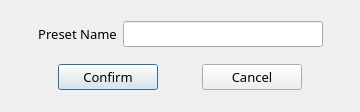
Before: the Qt Designer form src/preset-dialog.ui in sc0000/hfmdd-video-system, drawn with Qt 5.
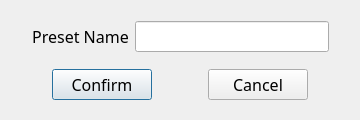
After: the same form once the commit is applied.

```diff
--- a/src/preset-dialog.ui
+++ b/src/preset-dialog.ui
@@ -7,7 +7,7 @@
     <x>0</x>
     <y>0</y>
     <width>360</width>
-    <height>112</height>
+    <height>120</height>
    </rect>
   </property>
   <property name="minimumSize">
@@ -19,7 +19,7 @@
   <property name="font">
    <font>
     <family>DaxOT</family>
-    <pointsize>10</pointsize>
+    <pointsize>12</pointsize>
    </font>
   </property>
   <widget class="QWidget" name="verticalLayoutWidget">
@@ -28,17 +28,17 @@
      <x>20</x>
      <y>10</y>
      <width>321</width>
-     <height>91</height>
+     <height>101</height>
     </rect>
    </property>
    <layout class="QVBoxLayout" name="verticalLayout">
     <item>
      <layout class="QHBoxLayout" name="passwordHorizontalLayout">
       <property name="leftMargin">
-       <number>18</number>
+       <number>12</number>
       </property>
       <property name="rightMargin">
-       <number>18</number>
+       <number>12</number>
       </property>
       <item>
        <widget class="QLabel" name="presetNameLabel">
@@ -60,6 +60,12 @@
     </item>
     <item>
      <layout class="QHBoxLayout" name="buttonsHorizontalLayout">
+      <property name="spacing">
+       <number>24</number>
+      </property>
+      <property name="topMargin">
+       <number>0</number>
+      </property>
       <property name="bottomMargin">
        <number>0</number>
       </property>
```
